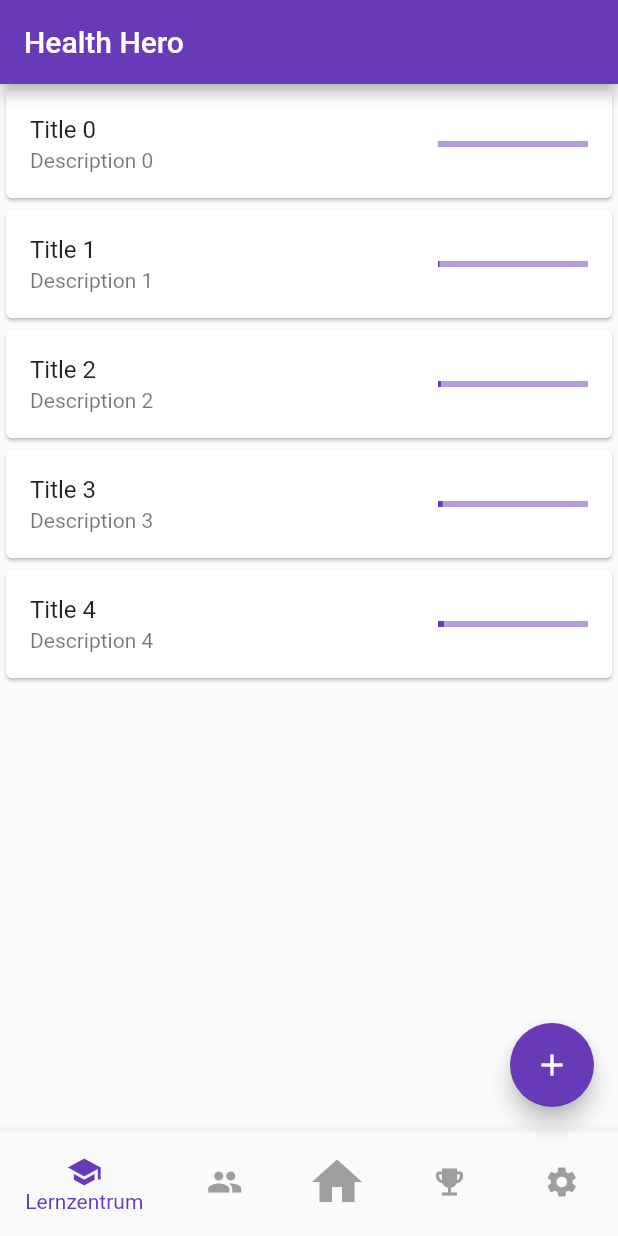
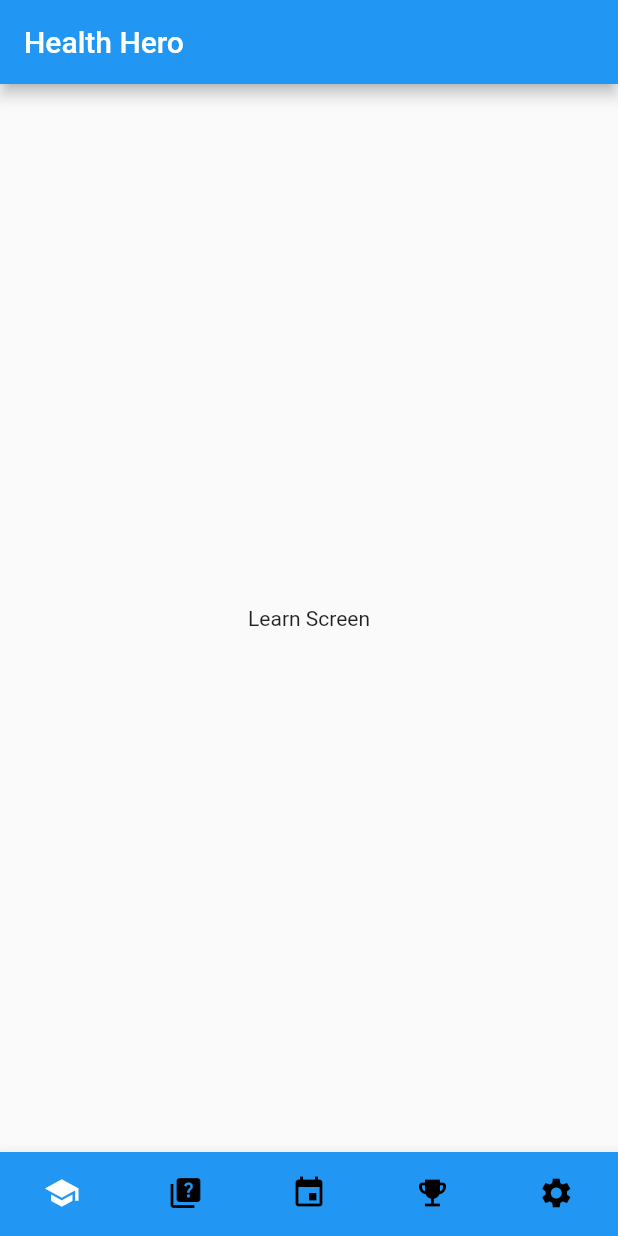
Before and after one commit to M3RL1NF/healthhero, a Flutter app: the screen it shows after launch, on a phone screen of 412 x 824 dp. Run offline on Flutter 3.47's test engine with Material 2 defaults, Android fonts, the phone set to English and light mode, and no system bars; our stand-ins replace sqflite; accounts and stored records are empty.

Commit message:
Added database handling and screens

```diff
--- /dev/null
+++ b/lib/data/QuizHelper.dart
@@ -0,0 +1,15 @@
+import 'package:sqflite/sqflite.dart';
+import '../models/quiz.dart';
+import 'DatabaseHelper.dart';
+
+class QuizDBHelper {
+  static const String tableName = 'quizzes';
+
+  static Future<int> insertQuiz(Quiz quiz) async {
+    final Database db = await DatabaseHelper.database;
+    return await db.insert(tableName, quiz.toMap(),
+        conflictAlgorithm: ConflictAlgorithm.replace);
+  }
+
+  // Add other CRUD operations for the Quiz model here
+}
--- a/lib/main.dart
+++ b/lib/main.dart
@@ -1,4 +1,9 @@
 import 'package:flutter/material.dart';
+import 'screens/LearnScreen.dart';
+import 'screens/ChallengeScreen.dart';
+import 'screens/QuizScreen.dart';
+import 'screens/SettingScreen.dart';
+import 'screens/AchievementScreen.dart';
 
 void main() {
   runApp(const MyApp());
@@ -10,98 +15,73 @@ class MyApp extends StatelessWidget {
   @override
   Widget build(BuildContext context) {
     return MaterialApp(
-      title: 'Flutter Demo',
+      title: 'Health Hero',
       theme: ThemeData(
-        primarySwatch: Colors.deepPurple,
+        primarySwatch: Colors.blue,
       ),
-      home: const MyHomePage(title: 'Health Hero'),
+      home: const MyBottomNavigationBar(),
     );
   }
 }
 
-class MyHomePage extends StatefulWidget {
-  const MyHomePage({Key? key, required this.title}) : super(key: key);
-
-  final String title;
+class MyBottomNavigationBar extends StatefulWidget {
+  const MyBottomNavigationBar({Key? key}) : super(key: key);
 
   @override
-  _MyHomePageState createState() => _MyHomePageState();
+  MyBottomNavigationBarState createState() => MyBottomNavigationBarState();
 }
 
-class _MyHomePageState extends State<MyHomePage> {
-  int _counter = 0;
+class MyBottomNavigationBarState extends State<MyBottomNavigationBar> {
+  int _currentIndex = 0;
+  final List<Widget> _children = [
+    const LearnScreen(key: Key('learn')),
+    const QuizScreen(key: Key('quiz')),
+    const ChallengeScreen(key: Key('challenge')),
+    const AchievementScreen(key: Key('achievement')),
+    const SettingScreen(key: Key('setting')),
+  ];
 
-  void _incrementCounter() {
+  void onTabTapped(int index) {
     setState(() {
-      _counter++;
+      _currentIndex = index;
     });
   }
 
   @override
   Widget build(BuildContext context) {
     return Scaffold(
-      appBar: AppBar(
-        title: Text(widget.title),
-      ),
-      body: Column(
-        children: [
-          // Add your calendar widget here
-          // Example:
-          // YourCalendarWidget(),
-          Expanded(
-            child: ListView.builder(
-              itemCount: 5, // Assuming you have 5 card-like elements
-              itemBuilder: (context, index) {
-                return Card(
-                  child: ListTile(
-                    title: Text('Title $index'),
-                    subtitle: Text('Description $index'),
-                    trailing: SizedBox(
-                      width: 100,
-                      child: LinearProgressIndicator(
-                        value: (_counter + index) % 100 / 100,
-                      ),
-                    ),
-                  ),
-                );
-              },
-            ),
-          ),
-        ],
-      ),
+      body: _children[_currentIndex],
       bottomNavigationBar: BottomNavigationBar(
-        items: const <BottomNavigationBarItem>[
+        type: BottomNavigationBarType.fixed,
+        backgroundColor: Colors.blue,
+        selectedItemColor: Colors.white,
+        unselectedItemColor: Colors.black,
+        showSelectedLabels: false,
+        showUnselectedLabels: false,
+        onTap: onTabTapped,
+        currentIndex: _currentIndex,
+        items: const [
           BottomNavigationBarItem(
             icon: Icon(Icons.school),
             label: 'Lernzentrum',
           ),
           BottomNavigationBarItem(
-            icon: Icon(Icons.people_sharp),
-            label: 'Community',
+            icon: Icon(Icons.quiz),
+            label: 'Quiz',
           ),
           BottomNavigationBarItem(
-            icon: Icon(Icons.home, size: 40),
-            label: 'Challenge',
+            icon: Icon(Icons.event),
+            label: 'Challenges',
           ),
           BottomNavigationBarItem(
             icon: Icon(Icons.emoji_events),
-            label: 'Trophäe',
+            label: 'Achievements',
           ),
           BottomNavigationBarItem(
             icon: Icon(Icons.settings),
-            label: 'Einstellungen',
+            label: 'Settings',
           ),
         ],
-        selectedItemColor: Colors.deepPurple,
-        unselectedItemColor: Colors.grey,
-        onTap: (index) {
-          // Handle navigation button presses here
-        },
-      ),
-      floatingActionButton: FloatingActionButton(
-        onPressed: _incrementCounter,
-        tooltip: 'Increment',
-        child: const Icon(Icons.add),
       ),
     );
   }
--- /dev/null
+++ b/lib/models/quiz.dart
@@ -0,0 +1,37 @@
+class Quiz {
+  final int id;
+  final DateTime date;
+  final String question;
+  final String optionA;
+  final String optionB;
+  final String optionC;
+  final String optionD;
+  final String solution;
+  final String answer;
+
+  Quiz({
+    required this.id,
+    required this.date,
+    required this.question,
+    required this.optionA,
+    required this.optionB,
+    required this.optionC,
+    required this.optionD,
+    required this.solution,
+    required this.answer,
+  });
+
+  Map<String, dynamic> toMap() {
+    return {
+      'id': id,
+      'date': date.toIso8601String(),
+      'question': question,
+      'optionA': optionA,
+      'optionB': optionB,
+      'optionC': optionC,
+      'optionD': optionD,
+      'solution': solution,
+      'answer': answer,
+    };
+  }
+}
--- /dev/null
+++ b/lib/screens/LearnScreen.dart
@@ -0,0 +1,17 @@
+import 'package:flutter/material.dart';
+
+class LearnScreen extends StatelessWidget {
+  const LearnScreen({Key? key}) : super(key: key);
+
+  @override
+  Widget build(BuildContext context) {
+    return Scaffold(
+      appBar: AppBar(
+        title: const Text('Health Hero'),
+      ),
+      body: const Center(
+        child: Text('Learn Screen'),
+      ),
+    );
+  }
+}
```
Also changed, not shown: lib/data/ChallengeHelper.dart (added, +15 -0 lines), lib/data/DatabaseHelper.dart (added, +62 -0 lines), lib/data/SettingsHelper.dart (added, +13 -0 lines), lib/models/challenge.dart (added, +34 -0 lines), lib/models/setting.dart (added, +31 -0 lines), lib/screens/AchievementScreen.dart (added, +17 -0 lines), lib/screens/ChallengeScreen.dart (added, +17 -0 lines), lib/screens/QuizScreen.dart (added, +17 -0 lines), lib/screens/SettingScreen.dart (added, +17 -0 lines), pubspec.yaml (+4 -13 lines), pubspec.lock, 2 other files.
